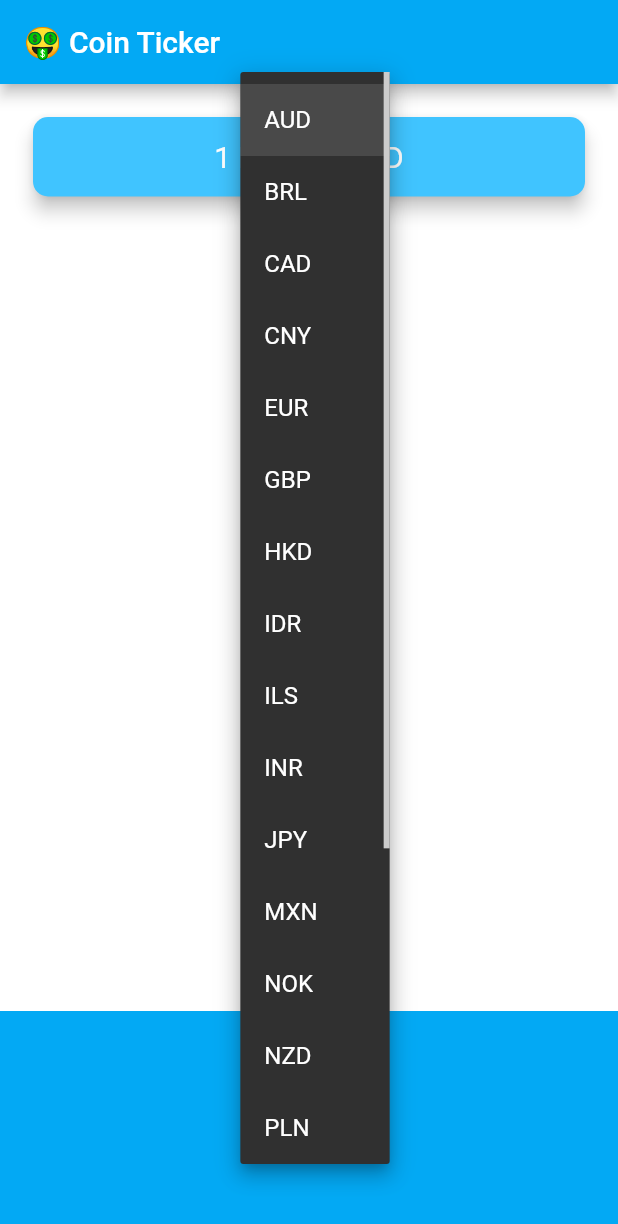
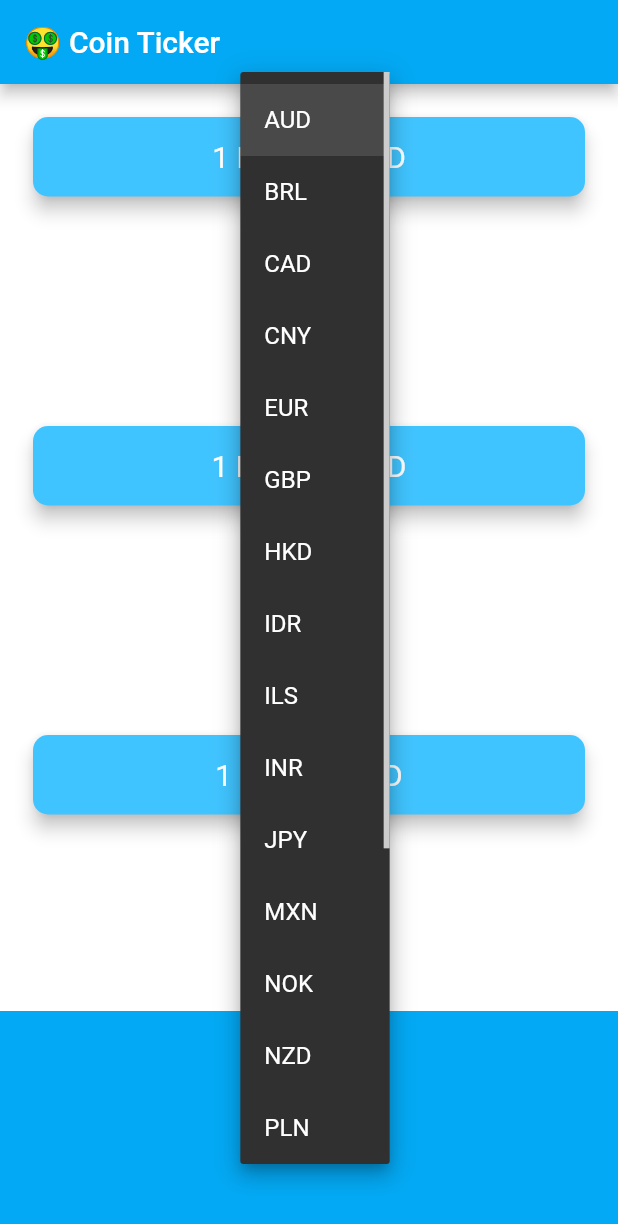
Before and after one commit to dungne/flutter_bootcamp, a Flutter app: the screen it shows after launch, after a tap on "AUD", on a phone screen of 412 x 824 dp. Shown: the top 1224 px of the screen. Run offline on Flutter 3.47's test engine with Material 2 defaults, Android fonts, the phone set to English and light mode, and no system bars; our stand-ins replace audioplayers, flutter_spinkit, font_awesome_flutter, geolocator, rflutter_alert; network calls fail.

Commit message:
- Done bitcoin-ticker challenge

```diff
--- a/bitcoin-ticker-flutter/lib/coin_data.dart
+++ b/bitcoin-ticker-flutter/lib/coin_data.dart
@@ -1,3 +1,7 @@
+import 'dart:convert';
+
+import 'package:http/http.dart' as http;
+
 const List<String> currenciesList = [
   'AUD',
   'BRL',
@@ -28,4 +32,22 @@ const List<String> cryptoList = [
   'LTC',
 ];
 
-class CoinData {}
+const apiKey = 'A6A9C7FE-2EF5-46AD-8681-C975BF68ACDC';
+
+class CoinData {
+
+  CoinData();
+
+  Future getCoinData(String coin, String currency) async {
+    http.Response response = await http.get(
+        'https://rest.coinapi.io/v1/exchangerate/$coin/$currency?apikey=$apiKey');
+
+    if (response.statusCode == 200) {
+      String data = response.body;
+      return jsonDecode(data);
+    } else {
+      print(response.statusCode);
+      print(response.body);
+    }
+  }
+}
--- a/bitcoin-ticker-flutter/lib/price_screen.dart
+++ b/bitcoin-ticker-flutter/lib/price_screen.dart
@@ -4,12 +4,47 @@ import 'package:flutter/material.dart';
 import 'dart:io' show Platform;
 
 class PriceScreen extends StatefulWidget {
+
   @override
   _PriceScreenState createState() => _PriceScreenState();
 }
 
 class _PriceScreenState extends State<PriceScreen> {
   String selectedCurrency = currenciesList.first;
+
+  int BTCRate = 0;
+  int ETHRate = 0;
+  int LTCRate = 0;
+
+  @override
+  void initState() {
+    super.initState();
+    updateRate();
+  }
+
+  void updateRate() async {
+    CoinData coinData = CoinData();
+    for (String coin in cryptoList) {
+      var data = await coinData.getCoinData(coin, selectedCurrency);
+      setState(() {
+        double tempRate = data['rate'];
+        switch (coin) {
+          case 'BTC':
+            BTCRate = tempRate.toInt();
+            break;
+
+          case 'ETH':
+            ETHRate = tempRate.toInt();
+            break;
+
+          case 'LTC':
+            LTCRate = tempRate.toInt();
+            break;
+        }
+      });
+    }
+
+  }
 
   DropdownButton<String> androidDropdown() {
     List<DropdownMenuItem<String>> list = [];
@@ -25,6 +60,10 @@ class _PriceScreenState extends State<PriceScreen> {
       onChanged: (value) {
         setState(() {
           selectedCurrency = value;
+          BTCRate = 0;
+          ETHRate = 0;
+          LTCRate = 0;
+          updateRate();
         });
       },
     );
@@ -40,7 +79,11 @@ class _PriceScreenState extends State<PriceScreen> {
       backgroundColor: Colors.lightBlue,
       itemExtent: 32.0,
       onSelectedItemChanged: (index) {
-
+        selectedCurrency = currenciesList[index];
+        BTCRate = 0;
+        ETHRate = 0;
+        LTCRate = 0;
+        updateRate();
       },
       children: list,
     );
@@ -67,7 +110,7 @@ class _PriceScreenState extends State<PriceScreen> {
               child: Padding(
                 padding: EdgeInsets.symmetric(vertical: 15.0, horizontal: 28.0),
                 child: Text(
-                  '1 BTC = ? USD',
+                  '1 BTC = $BTCRate $selectedCurrency',
                   textAlign: TextAlign.center,
                   style: TextStyle(
                     fontSize: 20.0,
@@ -77,14 +120,58 @@ class _PriceScreenState extends State<PriceScreen> {
               ),
             ),
           ),
+
+          Padding(
+            padding: EdgeInsets.fromLTRB(18.0, 18.0, 18.0, 0),
+            child: Card(
+              color: Colors.lightBlueAccent,
+              elevation: 5.0,
+              shape: RoundedRectangleBorder(
+                borderRadius: BorderRadius.circular(10.0),
+              ),
+              child: Padding(
+                padding: EdgeInsets.symmetric(vertical: 15.0, horizontal: 28.0),
+                child: Text(
+                  '1 ETH = $ETHRate $selectedCurrency',
+                  textAlign: TextAlign.center,
+                  style: TextStyle(
+                    fontSize: 20.0,
+                    color: Colors.white,
+                  ),
+                ),
+              ),
+            ),
+          ),
+
+          Padding(
+            padding: EdgeInsets.fromLTRB(18.0, 18.0, 18.0, 0),
+            child: Card(
+              color: Colors.lightBlueAccent,
+              elevation: 5.0,
+              shape: RoundedRectangleBorder(
+                borderRadius: BorderRadius.circular(10.0),
+              ),
+              child: Padding(
+                padding: EdgeInsets.symmetric(vertical: 15.0, horizontal: 28.0),
+                child: Text(
+                  '1 LTC = $LTCRate $selectedCurrency',
+                  textAlign: TextAlign.center,
+                  style: TextStyle(
+                    fontSize: 20.0,
+                    color: Colors.white,
+                  ),
+                ),
+              ),
+            ),
+          ),
+
           Container(
             height: 150.0,
             alignment: Alignment.center,
             padding: EdgeInsets.only(bottom: 30.0),
             color: Colors.lightBlue,
-            child: Platform.isIOS ? iOSPicker() : androidDropdown(),
-          ),
-        ],
+            child: Platform.isIOS ? iOSPicker() : androidDropdown(),)
+          ],
       ),
     );
   }
--- a/bitcoin-ticker-flutter/pubspec.yaml
+++ b/bitcoin-ticker-flutter/pubspec.yaml
@@ -10,6 +10,7 @@ dependencies:
     sdk: flutter
 
   cupertino_icons: ^0.1.2
+  http: ^0.12.0+4
 
 dev_dependencies:
   flutter_test:
```
Also changed, not shown: bitcoin-ticker-flutter/pubspec.lock, 1 other file.
